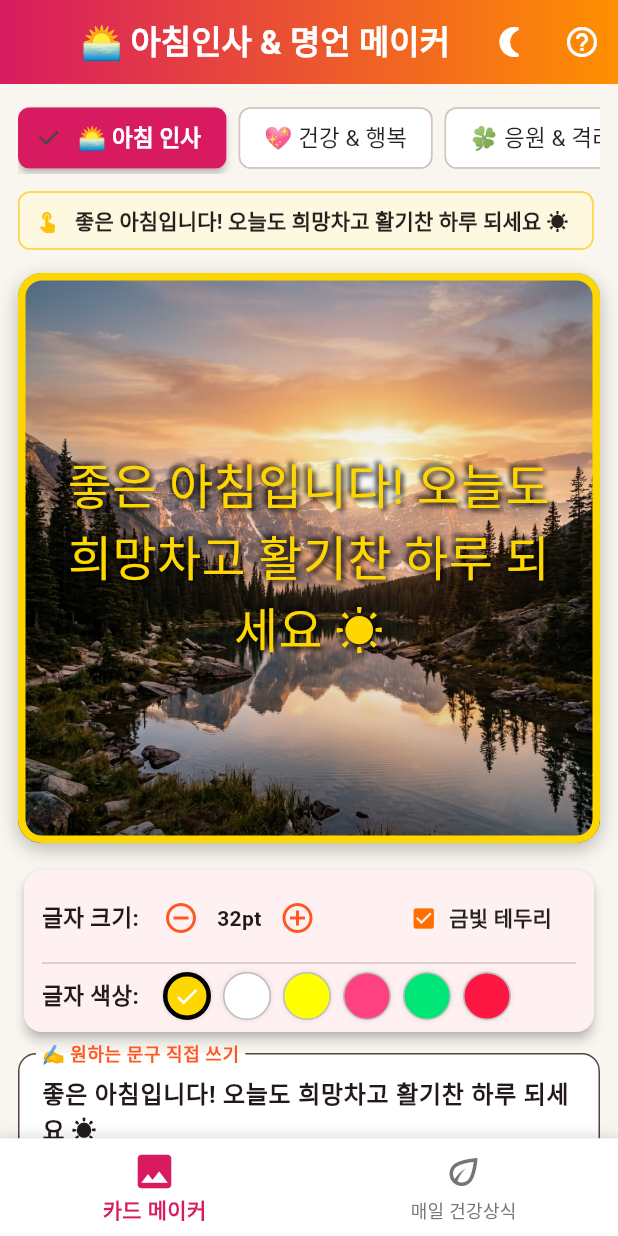
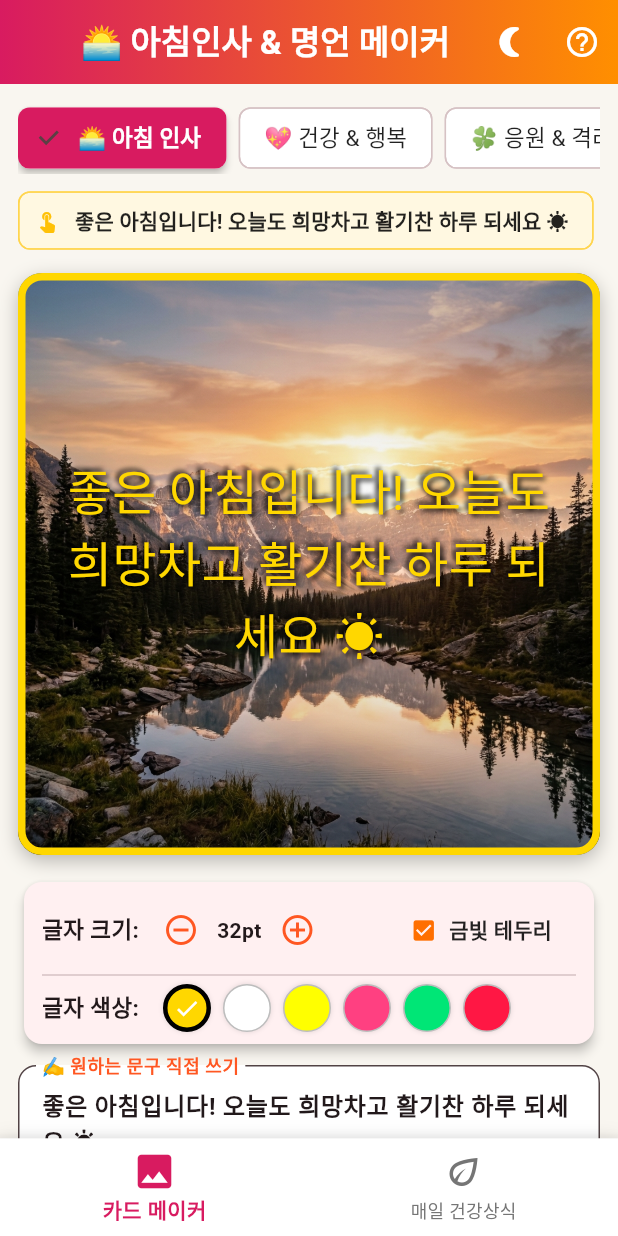
Before and after one commit to HaSangSeon/good_morning, a Flutter app: the screen it shows after launch, on a phone screen of 412 x 824 dp. Run offline on Flutter 3.47's test engine with Material 3 defaults, Android fonts, the phone set to English and light mode, and no system bars; drawn by our look-alikes of screenshot; our stand-ins replace flutter_animate, google_fonts, google_mobile_ads, share_plus, shared_preferences; Roboto replaces fonts that are missing (Jua).

Commit message:
refactor: 안드로이드 소형폰부터 대화면까지 반응형 레이아웃 및 패키지 가시성 권한 강화

```diff
--- a/lib/screens/home_screen.dart
+++ b/lib/screens/home_screen.dart
@@ -317,11 +317,12 @@ class _HomeScreenState extends State<HomeScreen> {
               ),
               const SizedBox(height: 14),
 
-              // 3. Canvas Preview (Screenshot Widget)
+              // 3. Canvas Preview (Screenshot Widget - Responsive AspectRatio)
               Screenshot(
                 controller: _screenshotController,
+                child: AspectRatio(
+                  aspectRatio: 1.0,
                   child: Container(
-                  height: 380,
                     decoration: BoxDecoration(
                       borderRadius: BorderRadius.circular(16),
                       boxShadow: const [
@@ -354,10 +355,13 @@ class _HomeScreenState extends State<HomeScreen> {
                         ),
                       ),
                       alignment: Alignment.center,
+                      child: SingleChildScrollView(
                         child: Text(
                           _textController.text,
                           textAlign: TextAlign.center,
                           style: _getAppliedTextStyle(),
+                        ),
+                      ),
                     ),
                   ),
                 ),
```
Also changed, not shown: 1 other file. Lines whose indentation alone changed are shown as unchanged.
